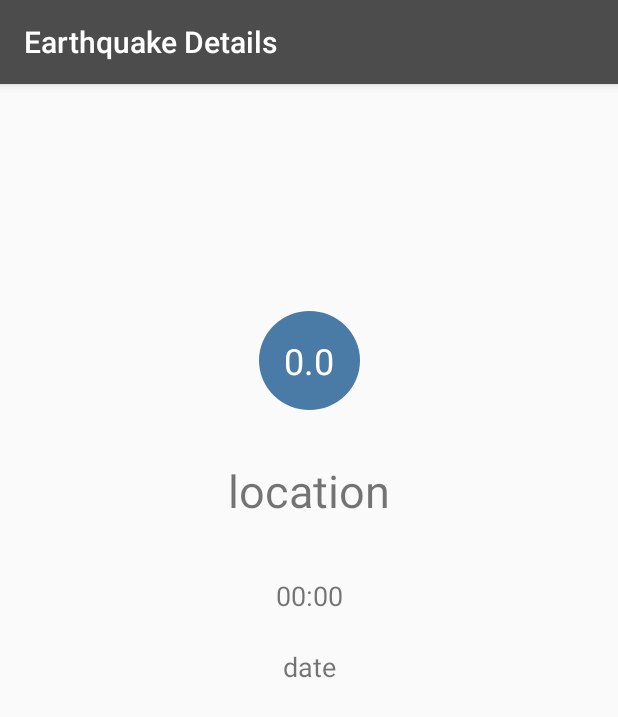
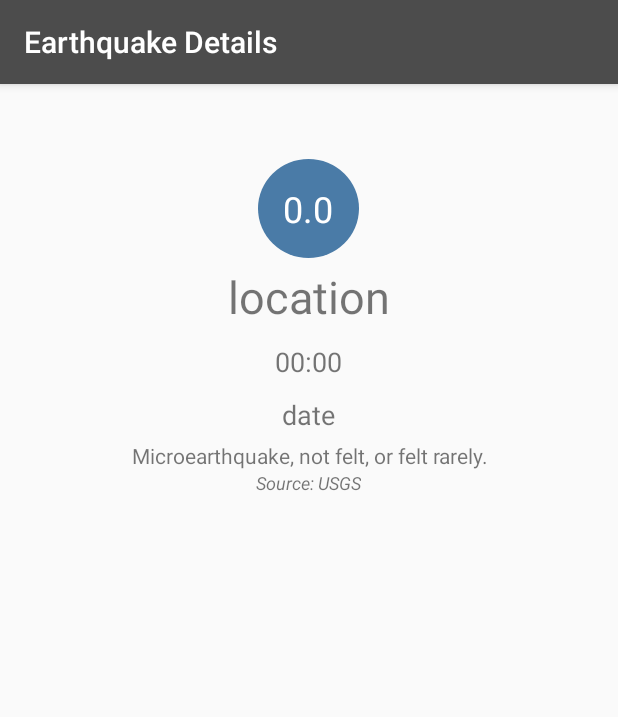
Before and after one commit to endlessrequiem/QuickQuakes, an Android app: the EarthquakeDetailActivity screen opened directly, with no data from a screen before it, on a phone screen of 412 x 824 dp. Shown: the top 717 px of the screen. Run offline under Robolectric (Android 15) with nearby library versions, the phone set to English and light mode, and no system bars.

Commit message:
updated the earthquake detail page

```diff
--- a/app/src/main/java/austindev/xyz/quickquakes/EarthquakeDetailActivity.java
+++ b/app/src/main/java/austindev/xyz/quickquakes/EarthquakeDetailActivity.java
@@ -1,21 +1,13 @@
 package austindev.xyz.quickquakes;
 
 import android.content.Context;
-import android.content.Intent;
 import android.content.SharedPreferences;
 import android.graphics.drawable.GradientDrawable;
-import android.net.Uri;
 import android.os.Bundle;
-import android.view.Menu;
-import android.view.MenuItem;
 import android.widget.TextView;
 
 import androidx.appcompat.app.AppCompatActivity;
 import androidx.core.content.ContextCompat;
-
-import java.util.ArrayList;
-import austindev.xyz.quickquakes.EarthquakeAdapter;
-
 
 public class EarthquakeDetailActivity extends AppCompatActivity {
 
@@ -23,6 +15,8 @@ public class EarthquakeDetailActivity extends AppCompatActivity {
     SharedPreferences earthquakeMagnitudeInfo;
     SharedPreferences earthquakeDateInfo;
     SharedPreferences earthquakeTimeInfo;
+    TextView description;
+
 
     @Override
     protected void onCreate(Bundle savedInstanceState) {
@@ -51,11 +45,11 @@ public class EarthquakeDetailActivity extends AppCompatActivity {
         time.setText(currTime);
         date.setText(currDate);
 
+        double magnitudeDouble = Double.parseDouble(currMagnitude);
         GradientDrawable magnitudeCircle = (GradientDrawable) magnitude.getBackground();
-        // Get the appropriate background color based on the current earthquake magnitude
-        int magnitudeColor = getMagnitudeColor(Double.parseDouble(currMagnitude));
-        // Set the color on the magnitude circle
-        magnitudeCircle.setColor(magnitudeColor);
+        int magnitudeInt = getMagnitudeColor(magnitudeDouble);
+        magnitudeCircle.setColor(magnitudeInt);
+        getMagnitudeDescription(magnitudeDouble);
 
     }
 
@@ -99,6 +93,45 @@ public class EarthquakeDetailActivity extends AppCompatActivity {
         return ContextCompat.getColor(this, magnitudeColorResourceId);
     }
 
+    public void getMagnitudeDescription(double magnitudeDouble) {
+        int magnitudeDescFloor = (int) Math.floor(magnitudeDouble);
+        description = findViewById(R.id.description);
+        switch (magnitudeDescFloor) {
+            case 0:
+            case 1:
+                description.setText(getString(R.string.one));
+                break;
+            case 2:
+                description.setText(getString(R.string.two));
+                break;
+            case 3:
+                description.setText(getString(R.string.three));
+                break;
+            case 4:
+                description.setText(getString(R.string.four));
+                break;
+            case 5:
+                description.setText(getString(R.string.five));
+                break;
+            case 6:
+                description.setText(getString(R.string.six));
+                break;
+            case 7:
+                description.setText(getString(R.string.seven));
+                break;
+            case 8:
+                description.setText(getString(R.string.eight));
+                break;
+            case 9:
+                description.setText(getString(R.string.nine));
+                break;
+            default:
+                description.setText(getString(R.string.defScale));
+                break;
+        }
+
+    }
+
 
     public boolean onSupportNavigateUp() {
         this.onBackPressed();
--- a/app/src/main/res/layout/earthquake_detail_activity.xml
+++ b/app/src/main/res/layout/earthquake_detail_activity.xml
@@ -5,70 +5,79 @@
     android:layout_width="match_parent"
     android:layout_height="match_parent">
 
-    <TextView
-        android:id="@+id/location"
-        android:layout_width="wrap_content"
-        android:layout_height="wrap_content"
-        android:layout_marginStart="142dp"
-        android:layout_marginEnd="142dp"
-        android:layout_marginBottom="14dp"
-        android:padding="5sp"
-        android:text="Location"
-        android:textAlignment="center"
-        android:textSize="30sp"
-        app:layout_constraintBottom_toTopOf="@+id/currTime"
+
+    <ScrollView
+        android:layout_width="match_parent"
+        android:layout_height="match_parent"
+        app:layout_constraintBottom_toBottomOf="parent"
         app:layout_constraintEnd_toEndOf="parent"
         app:layout_constraintStart_toStartOf="parent"
-        app:layout_constraintTop_toBottomOf="@+id/magnitude" />
+        app:layout_constraintTop_toTopOf="parent">
+
+        <LinearLayout
+            android:layout_width="match_parent"
+            android:layout_height="match_parent"
+            android:layout_gravity="top|center_vertical"
+            android:layout_marginTop="50sp"
+            android:gravity="center"
+            android:orientation="vertical"
+            android:textAlignment="center">
+
 
             <TextView
                 android:id="@+id/magnitude"
                 android:layout_width="67dp"
                 android:layout_height="66dp"
-        android:layout_marginStart="142dp"
-        android:layout_marginTop="139dp"
-        android:layout_marginEnd="142dp"
-        android:layout_marginBottom="16dp"
                 android:background="@drawable/magnitude_circle"
                 android:gravity="center"
                 android:text="0.0"
                 android:textColor="#FFFFFF"
-        android:textSize="24sp"
-        app:layout_constraintBottom_toTopOf="@+id/location"
-        app:layout_constraintEnd_toEndOf="parent"
-        app:layout_constraintStart_toStartOf="parent"
-        app:layout_constraintTop_toTopOf="parent"
-        app:layout_constraintVertical_bias="0.51" />
+                android:textSize="24sp" />
+
+            <TextView
+                android:id="@+id/location"
+                android:layout_width="wrap_content"
+                android:layout_height="wrap_content"
+                android:padding="5sp"
+                android:text="Location"
+                android:textAlignment="gravity"
+                android:textSize="30sp" />
 
             <TextView
                 android:id="@+id/currTime"
                 android:layout_width="wrap_content"
                 android:layout_height="wrap_content"
-        android:layout_marginStart="142dp"
-        android:layout_marginEnd="142dp"
+
                 android:padding="5sp"
                 android:text="Time"
                 android:textAlignment="center"
-        android:textSize="18sp"
-        app:layout_constraintBottom_toTopOf="@+id/currDate"
-        app:layout_constraintEnd_toEndOf="parent"
-        app:layout_constraintStart_toStartOf="parent"
-        app:layout_constraintTop_toBottomOf="@+id/location" />
+                android:textSize="18sp" />
 
             <TextView
                 android:id="@+id/currDate"
                 android:layout_width="wrap_content"
                 android:layout_height="wrap_content"
-        android:layout_marginStart="142dp"
-        android:layout_marginEnd="142dp"
-        android:layout_marginBottom="350dp"
                 android:padding="5sp"
                 android:text="Date"
                 android:textAlignment="center"
-        android:textSize="18sp"
-        app:layout_constraintBottom_toBottomOf="parent"
-        app:layout_constraintEnd_toEndOf="parent"
-        app:layout_constraintStart_toStartOf="parent"
-        app:layout_constraintTop_toBottomOf="@+id/currTime" />
+                android:textSize="18sp" />
+
+            <TextView
+                android:id="@+id/description"
+                android:layout_width="wrap_content"
+                android:layout_height="wrap_content"
+                android:text="@string/nine"
+                android:textAlignment="center" />
+
+            <TextView
+                android:id="@+id/source"
+                android:layout_width="wrap_content"
+                android:layout_height="wrap_content"
+                android:text="@string/source"
+                android:textSize="12sp"
+                android:textStyle="italic" />
+
+        </LinearLayout>
+    </ScrollView>
 
 </androidx.constraintlayout.widget.ConstraintLayout>
--- a/app/src/main/res/values/strings.xml
+++ b/app/src/main/res/values/strings.xml
@@ -51,4 +51,16 @@
     <string name="time_key" translatable="false">time</string>
     <string name="time_default" translatable="false">00:00</string>
 
+    <!-- Magnitude Scale -->
+    <string name="source">Source: USGS</string>
+    <string name="one">Microearthquake, not felt, or felt rarely.</string>
+    <string name="two">Felt slightly by some people. No damage to buildings.	</string>
+    <string name="three">Often felt by people, but very rarely causes damage. Shaking of indoor objects can be noticeable.	</string>
+    <string name="four">Noticeable shaking of indoor objects and rattling noises. Felt by most people in the affected area. Slightly felt outside. Generally causes zero to minimal damage. Moderate to significant damage very unlikely. Some objects may fall off shelves or be knocked over.</string>
+    <string name="five">Can cause damage of varying severity to poorly constructed buildings. Zero to slight damage to all other buildings. Felt by everyone.</string>
+    <string name="six">Damage to a moderate number of well-built structures in populated areas. Earthquake-resistant structures survive with slight to moderate damage. Poorly designed structures receive moderate to severe damage. Felt in wider areas; up to hundreds of miles/kilometers from the epicenter. Strong to violent shaking in epicentral area.</string>
+    <string name="seven">Causes damage to most buildings, some to partially or completely collapse or receive severe damage. Well-designed structures are likely to receive damage. Felt across great distances with major damage mostly limited to 250 km from epicenter.</string>
+    <string name="eight">Major damage to buildings, structures likely to be destroyed. Will cause moderate to heavy damage to sturdy or earthquake-resistant buildings. Damaging in large areas. Felt in extremely large regions.</string>
+    <string name="nine">At or near total destruction – severe damage or collapse to all buildings. Heavy damage and shaking extends to distant locations. Permanent changes in ground topography.</string>
+    <string name="defScale">Default</string>
 </resources>
```
Also changed, not shown: 1 other file. Lines whose indentation alone changed are shown as unchanged.
